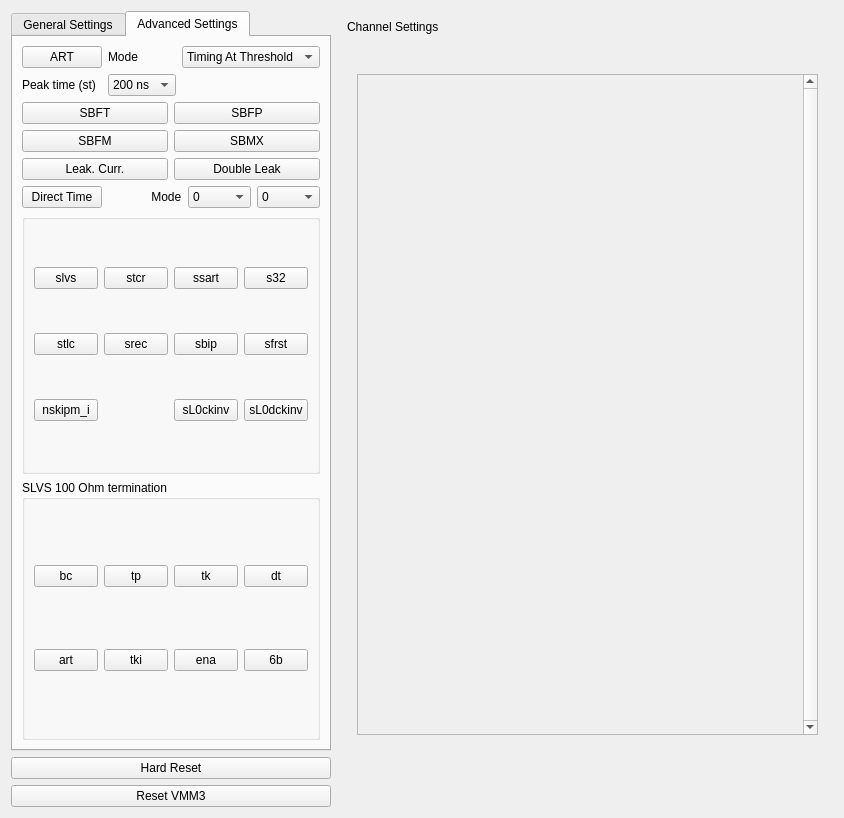
First picture: the form in src/vmm_window.ui, repository YanzhaoW/vmmsc, before the edit.
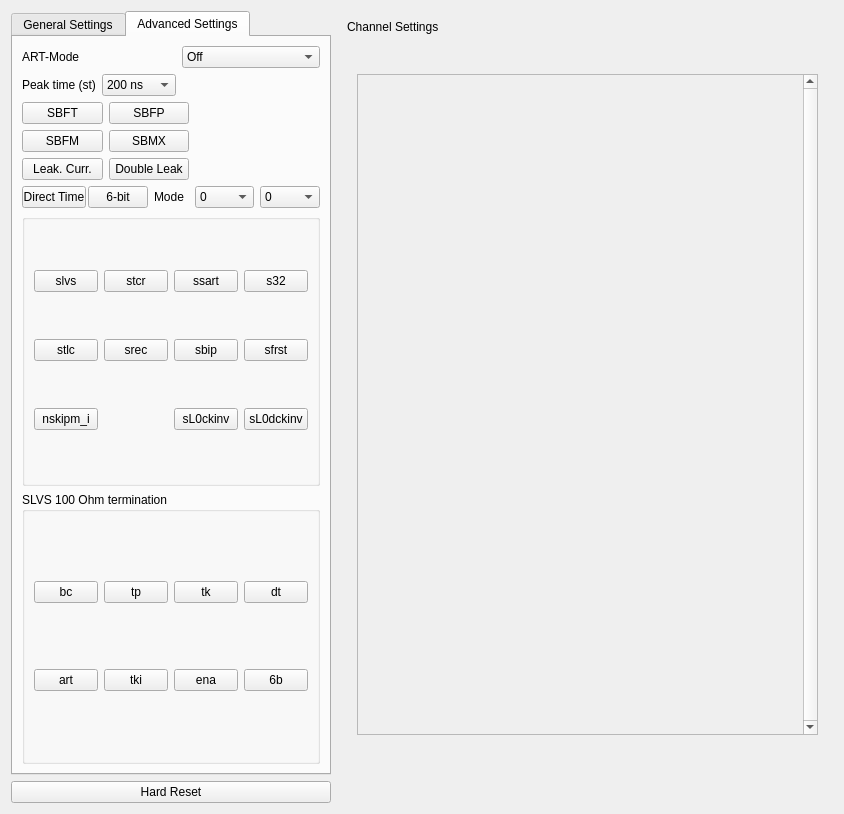
Second picture: the form after the edit. The open tabs and pages were chosen to show the change.

What changed in the file:
```diff
--- a/src/vmm_window.ui
+++ b/src/vmm_window.ui
@@ -26,6 +26,22 @@
    <string>Form</string>
   </property>
   <layout class="QGridLayout" name="gridLayout_4">
+   <item row="1" column="0">
+    <widget class="QPushButton" name="vmm_reset">
+     <property name="enabled">
+      <bool>true</bool>
+     </property>
+     <property name="font">
+      <font>
+       <family>Arial</family>
+       <pointsize>9</pointsize>
+      </font>
+     </property>
+     <property name="text">
+      <string>Hard Reset</string>
+     </property>
+    </widget>
+   </item>
    <item row="0" column="1">
     <widget class="QWidget" name="widget" native="true">
      <property name="minimumSize">
@@ -111,38 +127,6 @@
      </layout>
     </widget>
    </item>
-   <item row="1" column="0">
-    <widget class="QPushButton" name="asic_reset_2">
-     <property name="enabled">
-      <bool>true</bool>
-     </property>
-     <property name="font">
-      <font>
-       <family>Arial</family>
-       <pointsize>9</pointsize>
-      </font>
-     </property>
-     <property name="text">
-      <string>Hard Reset</string>
-     </property>
-    </widget>
-   </item>
-   <item row="2" column="0">
-    <widget class="QPushButton" name="asic_reset">
-     <property name="enabled">
-      <bool>true</bool>
-     </property>
-     <property name="font">
-      <font>
-       <family>Arial</family>
-       <pointsize>9</pointsize>
-      </font>
-     </property>
-     <property name="text">
-      <string>Reset VMM3</string>
-     </property>
-    </widget>
-   </item>
    <item row="0" column="0">
     <widget class="QTabWidget" name="tabWidget_4">
      <property name="maximumSize">
@@ -835,16 +819,6 @@
             </property>
            </widget>
           </item>
-          <item row="0" column="4" colspan="2">
-           <widget class="QPushButton" name="s6b">
-            <property name="text">
-             <string>6-bit</string>
-            </property>
-            <property name="checkable">
-             <bool>true</bool>
-            </property>
-           </widget>
-          </item>
           <item row="2" column="0">
            <widget class="QLabel" name="sc06bLabel">
             <property name="font">
@@ -1053,7 +1027,218 @@
        <string>Advanced Settings</string>
       </attribute>
       <layout class="QGridLayout" name="gridLayout_8">
+       <item row="0" column="0" colspan="5">
+        <layout class="QGridLayout" name="gridLayout_12">
+         <item row="1" column="2">
+          <widget class="QComboBox" name="sfam">
+           <property name="font">
+            <font>
+             <family>Arial</family>
+             <pointsize>9</pointsize>
+            </font>
+           </property>
+           <item>
+            <property name="text">
+             <string>Off</string>
+            </property>
+           </item>
+           <item>
+            <property name="text">
+             <string>Timing At Threshold</string>
+            </property>
+           </item>
+           <item>
+            <property name="text">
+             <string>Timing At Peak</string>
+            </property>
+           </item>
+          </widget>
+         </item>
+         <item row="2" column="0">
+          <widget class="QLabel" name="stLabel">
+           <property name="font">
+            <font>
+             <family>Arial</family>
+             <pointsize>9</pointsize>
+            </font>
+           </property>
+           <property name="text">
+            <string>Peak time (st)</string>
+           </property>
+          </widget>
+         </item>
+         <item row="2" column="1">
+          <widget class="QComboBox" name="st">
+           <property name="font">
+            <font>
+             <family>Arial</family>
+             <pointsize>9</pointsize>
+            </font>
+           </property>
+           <property name="currentIndex">
+            <number>0</number>
+           </property>
+           <item>
+            <property name="text">
+             <string>200 ns</string>
+            </property>
+           </item>
+           <item>
+            <property name="text">
+             <string>100 ns</string>
+            </property>
+           </item>
+           <item>
+            <property name="text">
+             <string>50 ns</string>
+            </property>
+           </item>
+           <item>
+            <property name="text">
+             <string>25 ns</string>
+            </property>
+           </item>
+          </widget>
+         </item>
+         <item row="1" column="0" colspan="2">
+          <widget class="QLabel" name="sfamLabel">
+           <property name="font">
+            <font>
+             <family>Arial</family>
+             <pointsize>9</pointsize>
+            </font>
+           </property>
+           <property name="text">
+            <string>ART-Mode</string>
+           </property>
+          </widget>
+         </item>
+        </layout>
+       </item>
+       <item row="1" column="0" colspan="3">
+        <layout class="QGridLayout" name="gridLayout_5">
+         <item row="0" column="1">
+          <widget class="QPushButton" name="sbft">
+           <property name="text">
+            <string>SBFT</string>
+           </property>
+           <property name="checkable">
+            <bool>true</bool>
+           </property>
+          </widget>
+         </item>
+         <item row="3" column="2">
+          <widget class="QPushButton" name="sfm">
+           <property name="text">
+            <string>Double Leak</string>
+           </property>
+           <property name="checkable">
+            <bool>true</bool>
+           </property>
+          </widget>
+         </item>
+         <item row="0" column="2">
+          <widget class="QPushButton" name="sbfp">
+           <property name="text">
+            <string>SBFP</string>
+           </property>
+           <property name="checkable">
+            <bool>true</bool>
+           </property>
+           <property name="autoDefault">
+            <bool>false</bool>
+           </property>
+          </widget>
+         </item>
+         <item row="3" column="1">
+          <widget class="QPushButton" name="slg">
+           <property name="text">
+            <string>Leak. Curr.</string>
+           </property>
+           <property name="checkable">
+            <bool>true</bool>
+           </property>
+          </widget>
+         </item>
+         <item row="1" column="1">
+          <widget class="QPushButton" name="sbfm">
+           <property name="text">
+            <string>SBFM</string>
+           </property>
+           <property name="checkable">
+            <bool>true</bool>
+           </property>
+          </widget>
+         </item>
+         <item row="1" column="2">
+          <widget class="QPushButton" name="sbmx">
+           <property name="text">
+            <string>SBMX</string>
+           </property>
+           <property name="checkable">
+            <bool>true</bool>
+           </property>
+          </widget>
+         </item>
+        </layout>
+       </item>
        <item row="3" column="0">
+        <widget class="QPushButton" name="sttt">
+         <property name="minimumSize">
+          <size>
+           <width>64</width>
+           <height>0</height>
+          </size>
+         </property>
+         <property name="text">
+          <string>Direct Time</string>
+         </property>
+         <property name="checkable">
+          <bool>true</bool>
+         </property>
+        </widget>
+       </item>
+       <item row="3" column="3">
+        <widget class="QComboBox" name="stpp">
+         <property name="font">
+          <font>
+           <family>Arial</family>
+           <pointsize>9</pointsize>
+          </font>
+         </property>
+         <item>
+          <property name="text">
+           <string>0</string>
+          </property>
+         </item>
+         <item>
+          <property name="text">
+           <string>1</string>
+          </property>
+         </item>
+        </widget>
+       </item>
+       <item row="3" column="4">
+        <widget class="QComboBox" name="stot">
+         <property name="font">
+          <font>
+           <family>Arial</family>
+           <pointsize>9</pointsize>
+          </font>
+         </property>
+         <item>
+          <property name="text">
+           <string>0</string>
+          </property>
+         </item>
+         <item>
+          <property name="text">
+           <string>1</string>
+          </property>
+         </item>
+        </widget>
+       </item>
+       <item row="4" column="0" colspan="5">
         <widget class="QGroupBox" name="gridGroupBox_3">
          <layout class="QGridLayout" name="gridLayout">
           <item row="0" column="2">
@@ -1169,7 +1354,7 @@
          </layout>
         </widget>
        </item>
-       <item row="4" column="0">
+       <item row="5" column="0" colspan="5">
         <widget class="QGroupBox" name="groupBox_2">
          <property name="maximumSize">
           <size>
@@ -1267,232 +1452,34 @@
          </layout>
         </widget>
        </item>
-       <item row="0" column="0">
-        <layout class="QGridLayout" name="gridLayout_12">
-         <item row="1" column="0">
-          <widget class="QPushButton" name="ART">
-           <property name="text">
-            <string>ART</string>
-           </property>
-           <property name="checkable">
-            <bool>true</bool>
-           </property>
-          </widget>
-         </item>
-         <item row="1" column="2">
-          <widget class="QComboBox" name="sfam">
-           <property name="font">
-            <font>
-             <family>Arial</family>
-             <pointsize>9</pointsize>
-            </font>
-           </property>
-           <item>
-            <property name="text">
-             <string>Timing At Threshold</string>
-            </property>
-           </item>
-           <item>
-            <property name="text">
-             <string>Timing At Peak</string>
-            </property>
-           </item>
-          </widget>
-         </item>
-         <item row="1" column="1">
-          <widget class="QLabel" name="sfamLabel">
-           <property name="font">
-            <font>
-             <family>Arial</family>
-             <pointsize>9</pointsize>
-            </font>
-           </property>
-           <property name="text">
-            <string>Mode</string>
-           </property>
-          </widget>
-         </item>
-         <item row="2" column="0">
-          <widget class="QLabel" name="stLabel">
-           <property name="font">
-            <font>
-             <family>Arial</family>
-             <pointsize>9</pointsize>
-            </font>
-           </property>
-           <property name="text">
-            <string>Peak time (st)</string>
-           </property>
-          </widget>
-         </item>
-         <item row="2" column="1">
-          <widget class="QComboBox" name="st">
-           <property name="font">
-            <font>
-             <family>Arial</family>
-             <pointsize>9</pointsize>
-            </font>
-           </property>
-           <property name="currentIndex">
-            <number>0</number>
-           </property>
-           <item>
-            <property name="text">
-             <string>200 ns</string>
-            </property>
-           </item>
-           <item>
-            <property name="text">
-             <string>100 ns</string>
-            </property>
-           </item>
-           <item>
-            <property name="text">
-             <string>50 ns</string>
-            </property>
-           </item>
-           <item>
-            <property name="text">
-             <string>25 ns</string>
-            </property>
-           </item>
-          </widget>
-         </item>
-        </layout>
+       <item row="3" column="2">
+        <widget class="QLabel" name="stotLabel">
+         <property name="maximumSize">
+          <size>
+           <width>35</width>
+           <height>16777215</height>
+          </size>
+         </property>
+         <property name="font">
+          <font>
+           <family>Arial</family>
+           <pointsize>9</pointsize>
+          </font>
+         </property>
+         <property name="text">
+          <string>Mode</string>
+         </property>
+        </widget>
        </item>
-       <item row="1" column="0">
-        <layout class="QGridLayout" name="gridLayout_5">
-         <item row="0" column="1">
-          <widget class="QPushButton" name="sbft">
-           <property name="text">
-            <string>SBFT</string>
-           </property>
-           <property name="checkable">
-            <bool>true</bool>
-           </property>
-          </widget>
-         </item>
-         <item row="3" column="2">
-          <widget class="QPushButton" name="sfm">
-           <property name="text">
-            <string>Double Leak</string>
-           </property>
-           <property name="checkable">
-            <bool>true</bool>
-           </property>
-          </widget>
-         </item>
-         <item row="0" column="2">
-          <widget class="QPushButton" name="sbfp">
-           <property name="text">
-            <string>SBFP</string>
-           </property>
-           <property name="checkable">
-            <bool>true</bool>
-           </property>
-           <property name="autoDefault">
-            <bool>false</bool>
-           </property>
-          </widget>
-         </item>
-         <item row="3" column="1">
-          <widget class="QPushButton" name="slg">
-           <property name="text">
-            <string>Leak. Curr.</string>
-           </property>
-           <property name="checkable">
-            <bool>true</bool>
-           </property>
-          </widget>
-         </item>
-         <item row="1" column="1">
-          <widget class="QPushButton" name="sbfm">
-           <property name="text">
-            <string>SBFM</string>
-           </property>
-           <property name="checkable">
-            <bool>true</bool>
-           </property>
-          </widget>
-         </item>
-         <item row="1" column="2">
-          <widget class="QPushButton" name="sbmx">
-           <property name="text">
-            <string>SBMX</string>
-           </property>
-           <property name="checkable">
-            <bool>true</bool>
-           </property>
-          </widget>
-         </item>
-        </layout>
-       </item>
-       <item row="2" column="0">
-        <layout class="QGridLayout" name="gridLayout_9">
-         <item row="1" column="0">
-          <widget class="QPushButton" name="sttt">
-           <property name="text">
-            <string>Direct Time</string>
-           </property>
-           <property name="checkable">
-            <bool>true</bool>
-           </property>
-          </widget>
-         </item>
-         <item row="1" column="2">
-          <widget class="QComboBox" name="stpp">
-           <property name="font">
-            <font>
-             <family>Arial</family>
-             <pointsize>9</pointsize>
-            </font>
-           </property>
-           <item>
-            <property name="text">
-             <string>0</string>
-            </property>
-           </item>
-           <item>
-            <property name="text">
-             <string>1</string>
-            </property>
-           </item>
-          </widget>
-         </item>
-         <item row="1" column="3">
-          <widget class="QComboBox" name="stot">
-           <property name="font">
-            <font>
-             <family>Arial</family>
-             <pointsize>9</pointsize>
-            </font>
-           </property>
-           <item>
-            <property name="text">
-             <string>0</string>
-            </property>
-           </item>
-           <item>
-            <property name="text">
-             <string>1</string>
-            </property>
-           </item>
-          </widget>
-         </item>
-         <item row="1" column="1">
-          <widget class="QLabel" name="stotLabel">
-           <property name="font">
-            <font>
-             <family>Arial</family>
-             <pointsize>9</pointsize>
-            </font>
-           </property>
-           <property name="text">
-            <string>             Mode</string>
-           </property>
-          </widget>
-         </item>
-        </layout>
+       <item row="3" column="1">
+        <widget class="QPushButton" name="s6b">
+         <property name="text">
+          <string>6-bit</string>
+         </property>
+         <property name="checkable">
+          <bool>true</bool>
+         </property>
+        </widget>
        </item>
       </layout>
      </widget>
```
Left out of the diff: 4 changed lines with no effect on the pictures.
